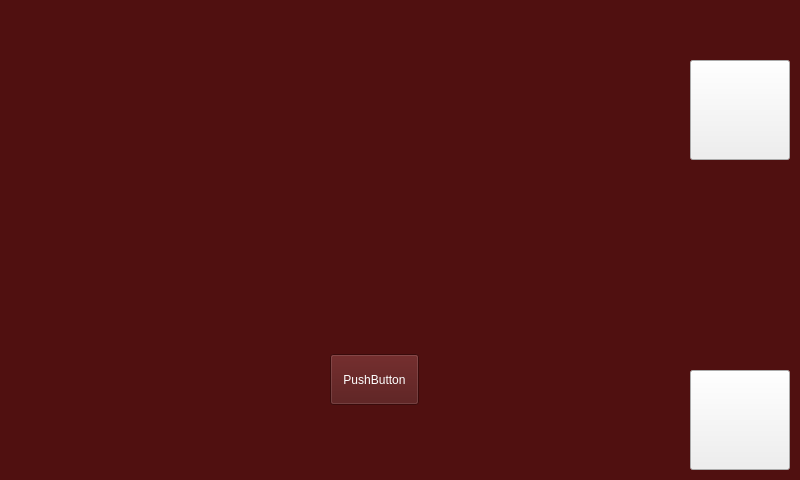
Before: the Qt Designer form dslr.ui in radmilofelix/PiGuider, drawn with Qt 5.
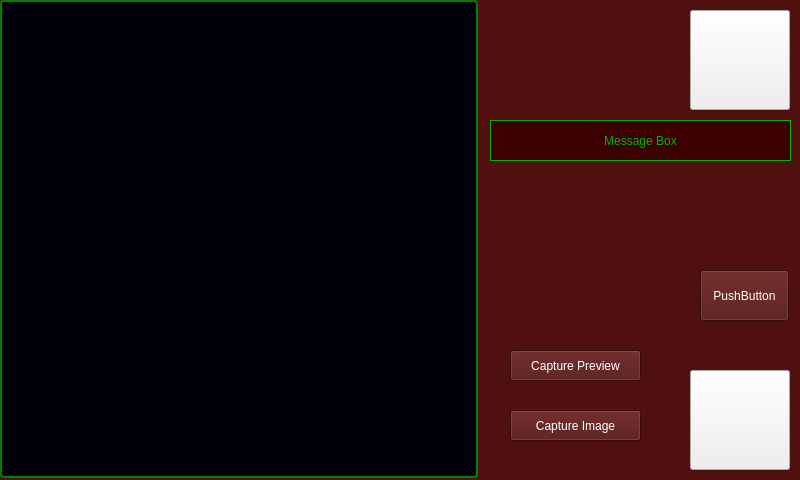
After: the same form once the commit is applied. Icons and pictures are not drawn. Custom widgets are drawn as their Qt base class.

```diff
--- a/dslr.ui
+++ b/dslr.ui
@@ -432,7 +432,7 @@
    <property name="geometry">
     <rect>
      <x>690</x>
-     <y>60</y>
+     <y>10</y>
      <width>100</width>
      <height>100</height>
     </rect>
@@ -502,8 +502,8 @@
   <widget class="QPushButton" name="pushButton">
    <property name="geometry">
     <rect>
-     <x>330</x>
-     <y>354</y>
+     <x>700</x>
+     <y>270</y>
      <width>89</width>
      <height>51</height>
     </rect>
@@ -512,7 +512,93 @@
     <string>PushButton</string>
    </property>
   </widget>
+  <widget class="ImageLabel" name="dslrImageLabel">
+   <property name="geometry">
+    <rect>
+     <x>0</x>
+     <y>0</y>
+     <width>478</width>
+     <height>478</height>
+    </rect>
+   </property>
+   <property name="styleSheet">
+    <string notr="true">#dslrImageLabel
+{
+    border: 2px solid green;
+    border-radius: 4px;
+    padding: 2px;
+/*	background-image:  url(:/media/NightSky.png);*/
+	background-color: rgb(0,0,10);
+}
+</string>
+   </property>
+   <property name="text">
+    <string/>
+   </property>
+   <property name="alignment">
+    <set>Qt::AlignLeading|Qt::AlignLeft|Qt::AlignVCenter</set>
+   </property>
+  </widget>
+  <widget class="QLabel" name="labelMessages">
+   <property name="geometry">
+    <rect>
+     <x>490</x>
+     <y>120</y>
+     <width>301</width>
+     <height>41</height>
+    </rect>
+   </property>
+   <property name="styleSheet">
+    <string notr="true">#labelMessages
+{
+	background-color: rgb(60,0,0);
+	color: rgb(0,180,0);
+}</string>
+   </property>
+   <property name="frameShape">
+    <enum>QFrame::Panel</enum>
+   </property>
+   <property name="text">
+    <string>Message Box</string>
+   </property>
+   <property name="alignment">
+    <set>Qt::AlignCenter</set>
+   </property>
+  </widget>
+  <widget class="QPushButton" name="CapturePreviewButton">
+   <property name="geometry">
+    <rect>
+     <x>510</x>
+     <y>350</y>
+     <width>131</width>
+     <height>31</height>
+    </rect>
+   </property>
+   <property name="text">
+    <string>Capture Preview</string>
+   </property>
+  </widget>
+  <widget class="QPushButton" name="CaptureImage">
+   <property name="geometry">
+    <rect>
+     <x>510</x>
+     <y>410</y>
+     <width>131</width>
+     <height>31</height>
+    </rect>
+   </property>
+   <property name="text">
+    <string>Capture Image</string>
+   </property>
+  </widget>
  </widget>
+ <customwidgets>
+  <customwidget>
+   <class>ImageLabel</class>
+   <extends>QLabel</extends>
+   <header location="global">imagelabel.h</header>
+  </customwidget>
+ </customwidgets>
  <resources/>
  <connections/>
 </ui>
```
